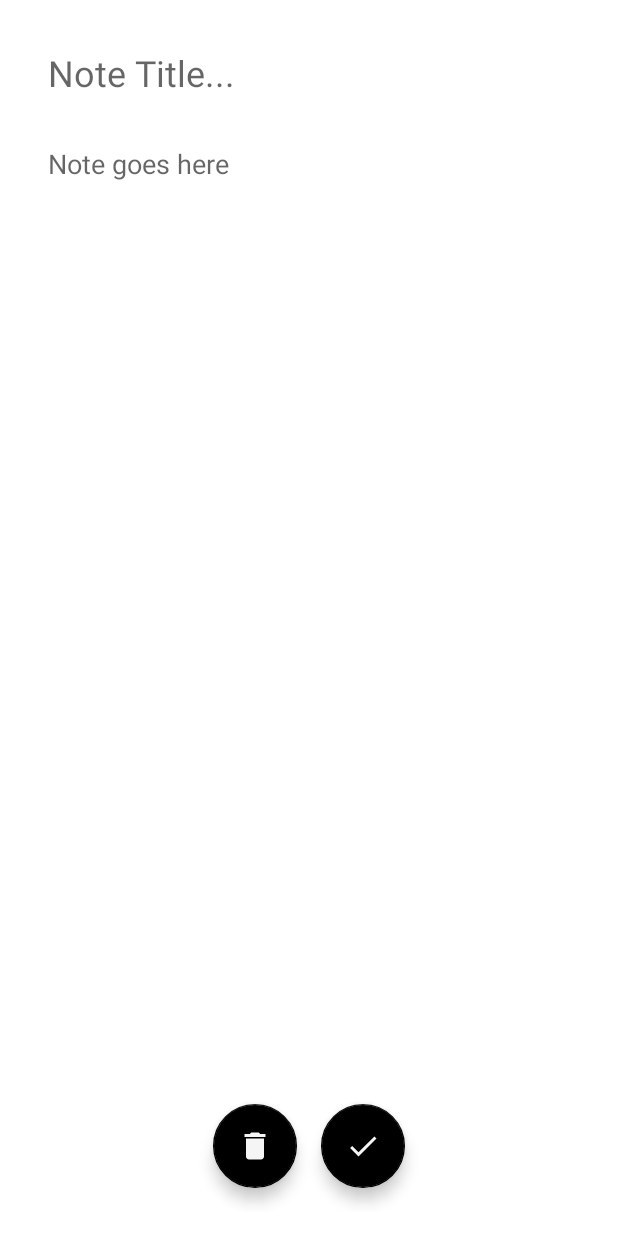
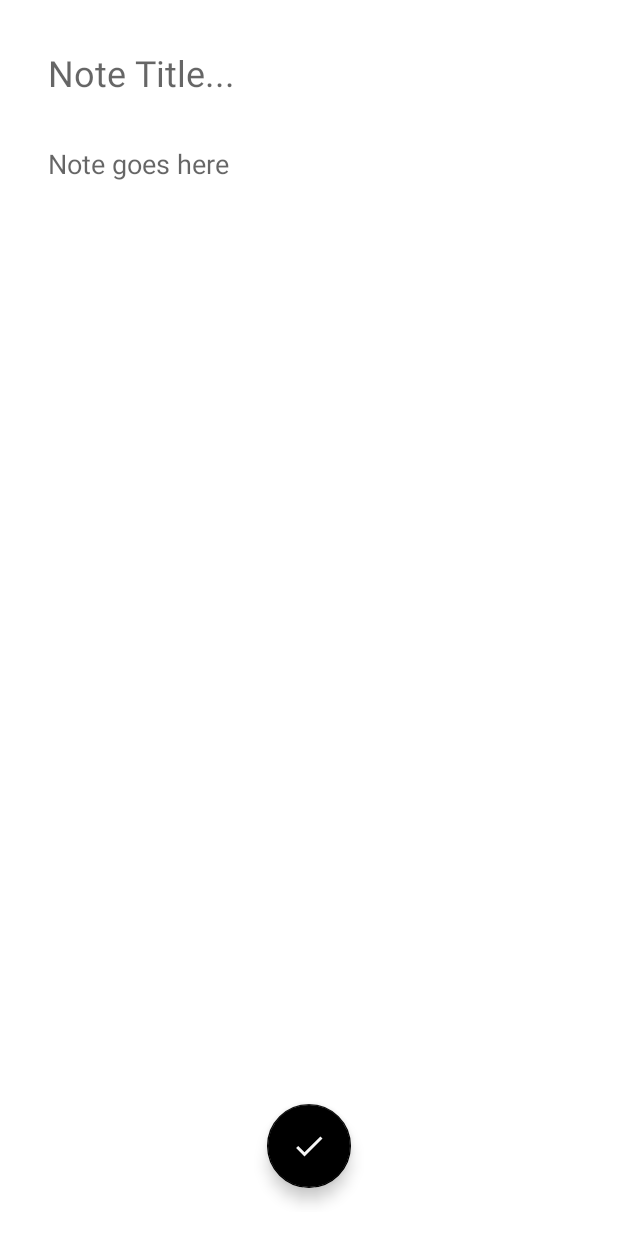
Before and after one commit to AmeenAhmed1/NoteKeeper, an Android app: the screen it shows after launch (MainActivity), after a tap on "AddButton", on a phone screen of 412 x 824 dp. Run offline under Robolectric (Android 15) with nearby library versions, the phone set to English and light mode, and no system bars; our stand-ins replace Room's generated code.

Commit message:
Add/Edit Note

```diff
--- a/app/src/main/java/com/ameen/notekeeper/adapter/NoteAdapter.kt
+++ b/app/src/main/java/com/ameen/notekeeper/adapter/NoteAdapter.kt
@@ -53,6 +53,8 @@ class NoteAdapter :
             holder.binding.titleTextView.text = item.title
         } else holder.binding.titleTextView.visibility = View.GONE
         holder.binding.bodyTextView.text = item.noteBody
+
+        holder.itemView.setOnClickListener { onItemClickListener?.let { it(item) } }
     }
 
     override fun getItemCount(): Int = diff.currentList.size
--- a/app/src/main/java/com/ameen/notekeeper/data/model/Note.kt
+++ b/app/src/main/java/com/ameen/notekeeper/data/model/Note.kt
@@ -2,6 +2,7 @@ package com.ameen.notekeeper.data.model
 
 import androidx.room.Entity
 import androidx.room.PrimaryKey
+import java.io.Serializable
 
 /**
  * Created by (Ameen Essa) on 11/13/2021
@@ -15,4 +16,4 @@ data class Note(
     val id: Int? = null,
     val title: String? = null,
     val noteBody: String? = null
-)
+) : Serializable
--- a/app/src/main/java/com/ameen/notekeeper/repository/NoteRepository.kt
+++ b/app/src/main/java/com/ameen/notekeeper/repository/NoteRepository.kt
@@ -13,4 +13,6 @@ class NoteRepository(private val db: NoteDataBase) {
     suspend fun getAllNotes() = db.noteDao()?.getAllNotes()
 
     suspend fun insertOrUpdateNote(note: Note?) = db.noteDao()?.saveNote(note)
+
+    suspend fun deleteNote(note: Note?) = db.noteDao()?.deleteNote(note)
 }
--- a/app/src/main/java/com/ameen/notekeeper/ui/fragment/AddEditFragment.kt
+++ b/app/src/main/java/com/ameen/notekeeper/ui/fragment/AddEditFragment.kt
@@ -7,6 +7,7 @@ import android.view.ViewGroup
 import android.widget.Toast
 import androidx.lifecycle.ViewModelProvider
 import androidx.navigation.fragment.findNavController
+import androidx.navigation.fragment.navArgs
 import com.ameen.notekeeper.data.local.NoteDataBase
 import com.ameen.notekeeper.data.model.Note
 import com.ameen.notekeeper.databinding.FragmentAddEditNoteBinding
@@ -27,6 +28,9 @@ class AddEditFragment : BaseFragment<FragmentAddEditNoteBinding>() {
     private lateinit var noteViewModel: NoteViewModel
     private lateinit var noteRepository: NoteRepository
 
+    private val args: AddEditFragmentArgs by navArgs()
+    private lateinit var selectedNoteDetails: Note
+
     override val bindingInflater: (LayoutInflater, ViewGroup?, Boolean) -> FragmentAddEditNoteBinding
         get() = FragmentAddEditNoteBinding::inflate
 
@@ -41,10 +45,37 @@ class AddEditFragment : BaseFragment<FragmentAddEditNoteBinding>() {
                 NoteViewModel.factory(noteRepository)
             )[NoteViewModel::class.java]
 
+        Log.i(TAG, "setupOnViewCreated: isAddNote --> ${args.isAddNote}")
+        Log.i(TAG, "setupOnViewCreated: SelectedNote --> ${args.selectedNote}")
+
+        if (!args.isAddNote) {
+            selectedNoteDetails = args.selectedNote!!
+            initView()
+        }
 
         binding.addNoteButton.setOnClickListener {
             saveNote()
         }
+
+        binding.deleteNoteButton.setOnClickListener {
+            deleteNote(selectedNoteDetails)
+        }
+    }
+
+    private fun initView() {
+
+        Log.i(TAG, "initView: Args --> ${args.selectedNote}")
+
+        binding.deleteNoteButton.visibility = View.VISIBLE
+        binding.titleNoteEditText.setText(selectedNoteDetails.title)
+        binding.bodyNoteEditText.setText(selectedNoteDetails.noteBody)
+
+    }
+
+
+    private fun deleteNote(note: Note?) {
+        noteViewModel.deleteNote(note)
+        findNavController().popBackStack()
     }
 
     private fun saveNote() {
@@ -55,6 +86,15 @@ class AddEditFragment : BaseFragment<FragmentAddEditNoteBinding>() {
         val title = binding.titleNoteEditText.text.toString()
         val body = binding.bodyNoteEditText.text.toString()
 
+        if (!args.isAddNote) {
+            noteViewModel.insertOrUpdateNote(
+                selectedNoteDetails.copy(
+                    title = title,
+                    noteBody = body
+                )
+            )
+            findNavController().popBackStack()
+        } else {
             if (body != "") {
                 if (title == "")
                     noteViewModel.insertOrUpdateNote(Note(noteBody = body))
@@ -66,3 +106,4 @@ class AddEditFragment : BaseFragment<FragmentAddEditNoteBinding>() {
                     .show()
         }
     }
+}
--- a/app/src/main/java/com/ameen/notekeeper/ui/fragment/HomeNoteFragment.kt
+++ b/app/src/main/java/com/ameen/notekeeper/ui/fragment/HomeNoteFragment.kt
@@ -1,5 +1,6 @@
 package com.ameen.notekeeper.ui.fragment
 
+import android.os.Bundle
 import android.util.Log
 import android.view.LayoutInflater
 import android.view.View
@@ -11,6 +12,7 @@ import androidx.recyclerview.widget.GridLayoutManager
 import com.ameen.notekeeper.R
 import com.ameen.notekeeper.adapter.NoteAdapter
 import com.ameen.notekeeper.data.local.NoteDataBase
+import com.ameen.notekeeper.data.model.Note
 import com.ameen.notekeeper.databinding.FragmentHomeNoteBinding
 import com.ameen.notekeeper.repository.NoteRepository
 import com.ameen.notekeeper.ui.BaseFragment
@@ -22,7 +24,7 @@ import com.ameen.notekeeper.viewmodel.NoteViewModel
  * @Ameen.MobileDev@gmail.com
  */
 
-class HomeNoteFragment : BaseFragment<FragmentHomeNoteBinding>(){
+class HomeNoteFragment : BaseFragment<FragmentHomeNoteBinding>() {
 
     private val TAG = "HomeNoteFragment"
 
@@ -47,6 +49,11 @@ class HomeNoteFragment : BaseFragment<FragmentHomeNoteBinding>(){
             )[NoteViewModel::class.java]
 
         recyclerAdapter = NoteAdapter()
+        recyclerAdapter.onItemClicked {
+            Log.i(TAG, "setupOnViewCreated: ClickListener --> $it")
+            onNoteItemSelected(it)
+        }
+
         binding.notesRecyclerView.apply {
             adapter = recyclerAdapter
             layoutManager = GridLayoutManager(context, 2)
@@ -56,7 +63,12 @@ class HomeNoteFragment : BaseFragment<FragmentHomeNoteBinding>(){
         noteViewModel.notes.observe(this) { recyclerAdapter.diff.submitList(it) }
 
         binding.addNoteButton.setOnClickListener {
-            navController.navigate(R.id.action_home_note_fragment_to_add_edit_fragment)
+            val bundle = Bundle()
+            bundle.putBoolean("isAddNote", true)
+            navController.navigate(
+                R.id.action_home_note_fragment_to_add_edit_fragment,
+                bundle
+            )
         }
     }
 
@@ -67,4 +79,16 @@ class HomeNoteFragment : BaseFragment<FragmentHomeNoteBinding>(){
         noteViewModel.getAllNotes()
         //noteViewModel.dummyData()
     }
+
+    private fun onNoteItemSelected(note: Note?) {
+
+        Log.i(TAG, "onNoteItemSelected: insideFunction --> $note")
+
+        val bundle = Bundle()
+        bundle.putSerializable("selectedNote", note)
+        navController.navigate(
+            R.id.action_home_note_fragment_to_add_edit_fragment,
+            bundle
+        )
+    }
 }
--- a/app/src/main/java/com/ameen/notekeeper/viewmodel/NoteViewModel.kt
+++ b/app/src/main/java/com/ameen/notekeeper/viewmodel/NoteViewModel.kt
@@ -26,6 +26,10 @@ class NoteViewModel(private val noteRepository: NoteRepository) : ViewModel() {
         noteRepository.insertOrUpdateNote(note)
     }
 
+    fun deleteNote(note: Note?) = viewModelScope.launch {
+        noteRepository.deleteNote(note)
+    }
+
     companion object {
         fun factory(repository: NoteRepository): ViewModelProvider.Factory {
             return object : ViewModelProvider.Factory {
--- a/app/src/main/res/layout/fragment_add_edit_note.xml
+++ b/app/src/main/res/layout/fragment_add_edit_note.xml
@@ -62,6 +62,7 @@
         android:layout_marginEnd="@dimen/_16dp"
         android:contentDescription="@string/addbutton"
         android:src="@drawable/ic_delete"
+        android:visibility="gone"
         app:backgroundTint="@color/black"
         app:layout_constraintBottom_toBottomOf="@+id/add_note_button"
         app:layout_constraintEnd_toStartOf="@+id/add_note_button"
--- a/app/src/main/res/navigation/navigation_graph.xml
+++ b/app/src/main/res/navigation/navigation_graph.xml
@@ -8,7 +8,17 @@
     <fragment
         android:id="@+id/add_edit_fragment"
         android:name="com.ameen.notekeeper.ui.fragment.AddEditFragment"
-        tools:layout="@layout/fragment_add_edit_note" />
+        tools:layout="@layout/fragment_add_edit_note">
+        <argument
+            android:name="selectedNote"
+            app:argType="com.ameen.notekeeper.data.model.Note"
+            app:nullable="true"
+            android:defaultValue="@null" />
+        <argument
+            android:name="isAddNote"
+            app:argType="boolean"
+            android:defaultValue="false"/>
+    </fragment>
 
     <fragment
         android:id="@+id/home_note_fragment"
```
Lines whose indentation alone changed are shown as unchanged.
